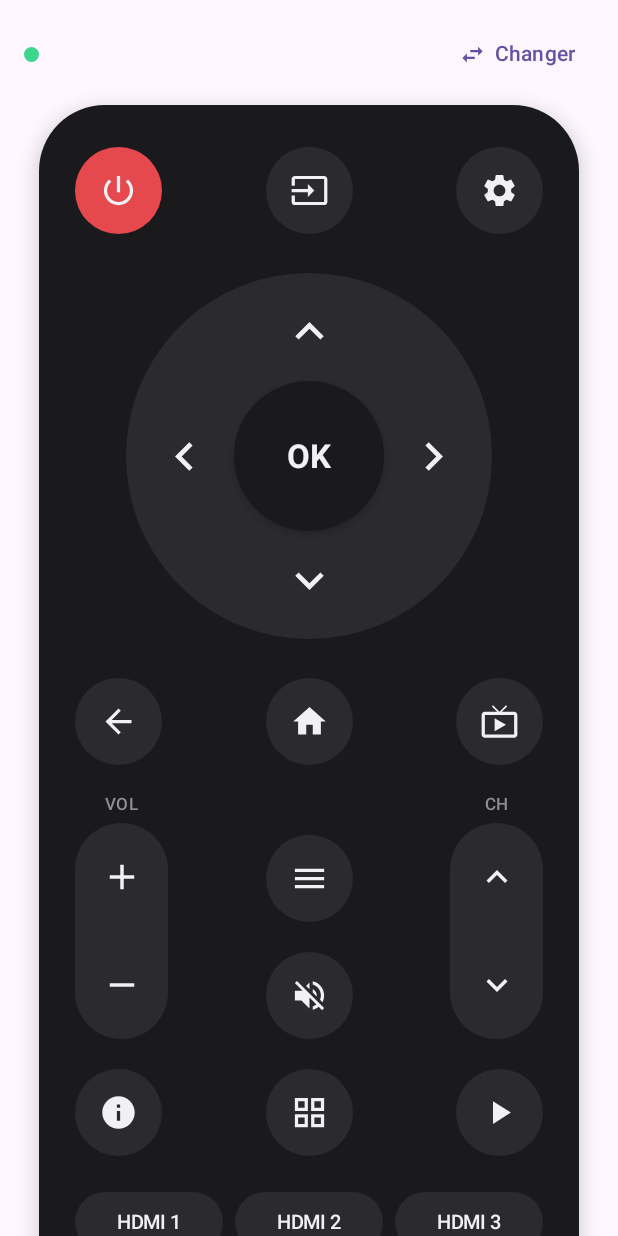
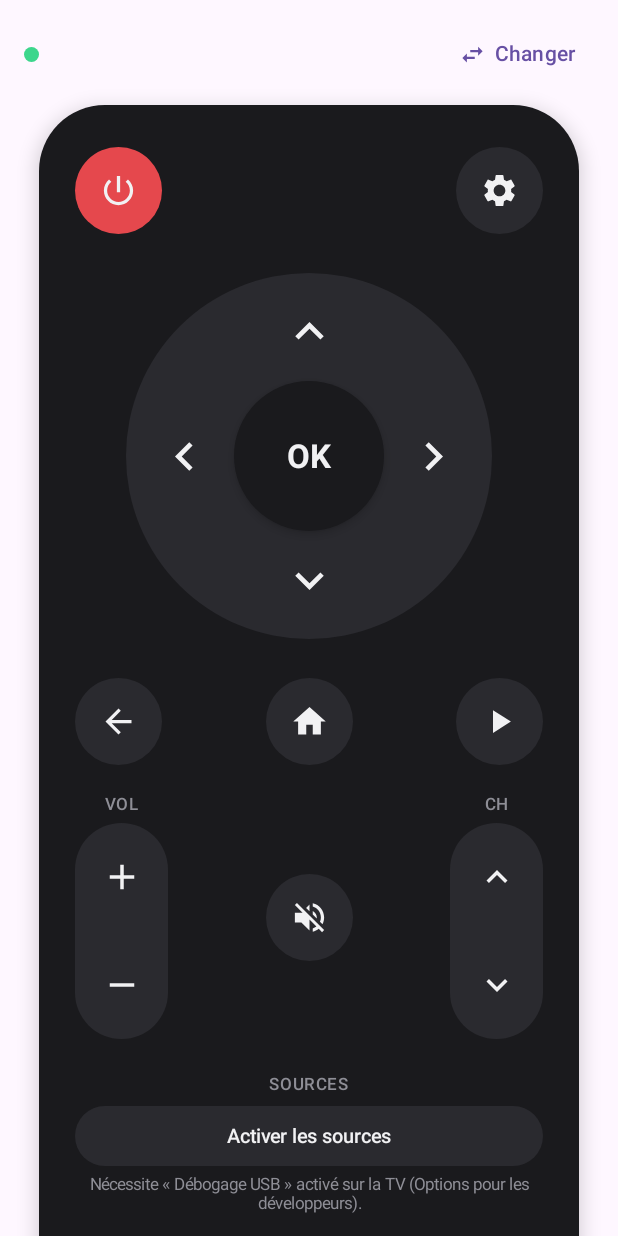
Before and after one commit to louddja/tcl-remote, an Android app built with Jetpack Compose: the composable RemoteScreen called with empty values, on a phone screen of 412 x 824 dp. Run offline under Robolectric (Android 15) with nearby library versions, the phone set to English and light mode, and no system bars; 6 statements that could not run were skipped.

Commit message:
Update MainActivity.kt

```diff
--- a/app/src/main/java/com/example/tclremote/MainActivity.kt
+++ b/app/src/main/java/com/example/tclremote/MainActivity.kt
@@ -9,7 +9,9 @@ import androidx.activity.ComponentActivity
 import androidx.activity.SystemBarStyle
 import androidx.activity.compose.setContent
 import androidx.activity.enableEdgeToEdge
+import androidx.compose.foundation.ExperimentalFoundationApi
 import androidx.compose.foundation.background
+import androidx.compose.foundation.combinedClickable
 import androidx.compose.foundation.clickable
 import androidx.compose.foundation.layout.*
 import androidx.compose.foundation.rememberScrollState
@@ -41,6 +43,7 @@ import androidx.compose.ui.text.style.TextOverflow
 import androidx.compose.ui.unit.dp
 import androidx.compose.ui.unit.sp
 import kotlinx.coroutines.Dispatchers
+import kotlinx.coroutines.delay
 import kotlinx.coroutines.launch
 
 // ---------- Couleurs ----------
@@ -52,6 +55,9 @@ private val Muted = Color(0xFF8E8E96)    // texte secondaire
 private val Accent = Color(0xFF4F8CFF)   // bleu
 private val PowerRed = Color(0xFFE5484D) // touche marche/arrêt
 private val Online = Color(0xFF3DD68C)   // voyant connecté
+private val Waiting = Color(0xFFF5A524)  // voyant reconnexion
+
+enum class SourcesState { OFF, CONNECTING, READY, ERROR }
 
 private const val SEARCHING = "Recherche des TV sur le Wi‑Fi…"
 
@@ -97,6 +103,12 @@ fun App() {
     var showCode by remember { mutableStateOf(false) }
     var code by remember { mutableStateOf("") }
     var autoTried by remember { mutableStateOf(false) }
+    var reconnecting by remember { mutableStateOf(false) }
+    var retries by remember { mutableStateOf(0) }
+    var adb by remember { mutableStateOf<AdbHelper?>(null) }
+    var sourcesState by remember { mutableStateOf(SourcesState.OFF) }
+    var sourcesError by remember { mutableStateOf("") }
+    var inputs by remember { mutableStateOf(listOf<TvInput>()) }
 
     // Détection automatique des TV dès l'ouverture
     DisposableEffect(Unit) {
@@ -106,10 +118,60 @@ fun App() {
             discovery.stop()
             remote?.close()
             pairing?.cancel()
+            adb?.close()
         }
     }
 
     fun pairedNames(): Set<String> = prefs.getStringSet("paired", emptySet()) ?: emptySet()
+
+    fun savedInputs(tv: TvDevice): List<TvInput> =
+        (prefs.getString("inputs_${tv.name}", null) ?: "").lines().mapNotNull { line ->
+            line.split("|").takeIf { it.size == 2 }?.let { TvInput(it[0], it[1]) }
+        }
+
+    // Si les sources ont déjà été activées pour cette TV, on les reprend sans redemander
+    fun restoreSources(tv: TvDevice) {
+        if (adb == null && prefs.getBoolean("adb_${tv.name}", false)) {
+            adb = AdbHelper(context, tv.host)
+            inputs = savedInputs(tv)
+            sourcesState = SourcesState.READY
+        }
+    }
+
+    fun enableSources(tv: TvDevice) {
+        adb?.close()
+        val helper = AdbHelper(context, tv.host)
+        adb = helper
+        sourcesState = SourcesState.CONNECTING
+        scope.launch(Dispatchers.IO) {
+            try {
+                val found = helper.loadInputs()
+                inputs = found
+                prefs.edit()
+                    .putBoolean("adb_${tv.name}", true)
+                    .putString("inputs_${tv.name}", found.joinToString("\n") { "${it.label}|${it.id}" })
+                    .apply()
+                sourcesState = SourcesState.READY
+            } catch (e: Exception) {
+                helper.close()
+                sourcesError = "Échec : ${e.message ?: "erreur"}. Vérifiez « Débogage USB » sur la TV."
+                sourcesState = SourcesState.ERROR
+            }
+        }
+    }
+
+    fun runSource(block: (AdbHelper) -> Unit) {
+        val helper = adb ?: return
+        haptic.performHapticFeedback(HapticFeedbackType.TextHandleMove)
+        scope.launch(Dispatchers.IO) {
+            try {
+                block(helper)
+            } catch (e: Exception) {
+                sourcesError = "Sources indisponibles : ${e.message ?: "erreur"}"
+                sourcesState = SourcesState.ERROR
+            }
+        }
+    }
 
     fun connect(tv: TvDevice) {
         remote?.close()
@@ -118,10 +180,33 @@ fun App() {
         var self: AtvRemote? = null
         val created = AtvRemote(context, tv.host, scope) { ok, msg ->
             if (remote === self) { // ignore les messages d'une ancienne connexion
-                connected = ok
-                failed = !ok
-                status = if (ok) "Connecté" else msg
-                if (ok) prefs.edit().putString("last", tv.name).apply()
+                when {
+                    ok -> {
+                        connected = true
+                        reconnecting = false
+                        retries = 0
+                        status = "Connecté"
+                        prefs.edit().putString("last", tv.name).apply()
+                        restoreSources(tv)
+                    }
+                    // Connexion perdue : on réessaie tout seul, sans quitter la télécommande
+                    (connected || reconnecting) && retries < 5 -> {
+                        connected = false
+                        reconnecting = true
+                        retries++
+                        status = "Reconnexion…"
+                        scope.launch {
+                            delay(3000)
+                            if (remote === self) connect(tv)
+                        }
+                    }
+                    else -> {
+                        connected = false
+                        reconnecting = false
+                        failed = true
+                        status = msg
+                    }
+                }
             }
         }
         self = created
@@ -183,7 +268,13 @@ fun App() {
         val r = remote
         remote = null
         r?.close()
+        adb?.close()
+        adb = null
+        inputs = emptyList()
+        sourcesState = SourcesState.OFF
         connected = false
+        reconnecting = false
+        retries = 0
         failed = false
         current = null
         status = SEARCHING
@@ -218,8 +309,20 @@ fun App() {
 
     Box(Modifier.fillMaxSize().systemBarsPadding().imePadding()) {
         val tv = current
-        if (connected && tv != null) {
-            RemoteScreen(tv.name, onChange = { disconnect() }, press = press, launchApp = launchApp)
+        if ((connected || reconnecting) && tv != null) {
+            RemoteScreen(
+                tvName = tv.name,
+                reconnecting = reconnecting,
+                onChange = { disconnect() },
+                press = press,
+                launchApp = launchApp,
+                sourcesState = sourcesState,
+                sourcesError = sourcesError,
+                inputs = inputs,
+                onEnableSources = { enableSources(tv) },
+                onSourceMenu = { runSource { it.openSourceMenu() } },
+                onInput = { id -> runSource { it.openInput(id) } },
+            )
         } else {
             TvListScreen(
                 tvs = tvs,
@@ -392,16 +495,31 @@ fun CodeDialog(
 //  Écran 2 : la télécommande
 // =====================================================================
 @Composable
-fun RemoteScreen(tvName: String, onChange: () -> Unit, press: (Int) -> Unit, launchApp: (String) -> Unit) {
+fun RemoteScreen(
+    tvName: String,
+    reconnecting: Boolean,
+    onChange: () -> Unit,
+    press: (Int) -> Unit,
+    launchApp: (String) -> Unit,
+    sourcesState: SourcesState,
+    sourcesError: String,
+    inputs: List<TvInput>,
+    onEnableSources: () -> Unit,
+    onSourceMenu: () -> Unit,
+    onInput: (String) -> Unit,
+) {
     Column(
         Modifier.fillMaxSize().verticalScroll(rememberScrollState()).padding(horizontal = 16.dp, vertical = 12.dp),
         horizontalAlignment = Alignment.CenterHorizontally,
     ) {
         // En-tête : TV connectée
         Row(Modifier.widthIn(max = 380.dp).fillMaxWidth(), verticalAlignment = Alignment.CenterVertically) {
-            Box(Modifier.size(10.dp).clip(CircleShape).background(Online))
+            Box(Modifier.size(10.dp).clip(CircleShape).background(if (reconnecting) Waiting else Online))
             Spacer(Modifier.width(8.dp))
-            Text(tvName, Modifier.weight(1f), fontWeight = FontWeight.SemiBold, maxLines = 1, overflow = TextOverflow.Ellipsis)
+            Column(Modifier.weight(1f)) {
+                Text(tvName, fontWeight = FontWeight.SemiBold, maxLines = 1, overflow = TextOverflow.Ellipsis)
+                if (reconnecting) Text("Reconnexion…", color = Waiting, fontSize = 12.sp)
+            }
             TextButton(onClick = onChange) {
                 Icon(Icons.Filled.SwapHoriz, null, Modifier.size(18.dp))
                 Spacer(Modifier.width(6.dp))
@@ -424,7 +542,6 @@ fun RemoteScreen(tvName: String, onChange: () -> Unit, press: (Int) -> Unit, lau
             ) {
                 Row(Modifier.fillMaxWidth(), horizontalArrangement = Arrangement.SpaceBetween) {
                     RoundKey(Icons.Filled.PowerSettingsNew, "Marche/Arrêt", color = PowerRed) { press(KeyEvent.KEYCODE_POWER) }
-                    RoundKey(Icons.Filled.Input, "Source") { press(KeyEvent.KEYCODE_TV_INPUT) }
                     RoundKey(Icons.Filled.Settings, "Réglages") { press(KeyEvent.KEYCODE_SETTINGS) }
                 }
                 Spacer(Modifier.height(26.dp))
@@ -435,49 +552,33 @@ fun RemoteScreen(tvName: String, onChange: () -> Unit, press: (Int) -> Unit, lau
                 Row(Modifier.fillMaxWidth(), horizontalArrangement = Arrangement.SpaceBetween) {
                     RoundKey(Icons.Filled.ArrowBack, "Retour") { press(KeyEvent.KEYCODE_BACK) }
                     RoundKey(Icons.Filled.Home, "Accueil") { press(KeyEvent.KEYCODE_HOME) }
-                    RoundKey(Icons.Filled.LiveTv, "TV") { press(KeyEvent.KEYCODE_TV) }
+                    RoundKey(Icons.Filled.PlayArrow, "Lecture/Pause") { press(KeyEvent.KEYCODE_MEDIA_PLAY_PAUSE) }
                 }
                 Spacer(Modifier.height(20.dp))
 
                 Row(
                     Modifier.fillMaxWidth(),
                     horizontalArrangement = Arrangement.SpaceBetween,
-                    verticalAlignment = Alignment.Bottom,
+                    verticalAlignment = Alignment.CenterVertically,
                 ) {
                     Rocker("VOL", Icons.Filled.Add, Icons.Filled.Remove,
                         { press(KeyEvent.KEYCODE_VOLUME_UP) }, { press(KeyEvent.KEYCODE_VOLUME_DOWN) })
-                    Column(horizontalAlignment = Alignment.CenterHorizontally) {
-                        RoundKey(Icons.Filled.Menu, "Menu") { press(KeyEvent.KEYCODE_MENU) }
-                        Spacer(Modifier.height(20.dp))
-                        RoundKey(Icons.Filled.VolumeOff, "Muet") { press(KeyEvent.KEYCODE_VOLUME_MUTE) }
-                    }
+                    RoundKey(Icons.Filled.VolumeOff, "Muet") { press(KeyEvent.KEYCODE_VOLUME_MUTE) }
                     Rocker("CH", Icons.Filled.KeyboardArrowUp, Icons.Filled.KeyboardArrowDown,
                         { press(KeyEvent.KEYCODE_CHANNEL_UP) }, { press(KeyEvent.KEYCODE_CHANNEL_DOWN) })
                 }
-                Spacer(Modifier.height(20.dp))
-
-                Row(Modifier.fillMaxWidth(), horizontalArrangement = Arrangement.SpaceBetween) {
-                    RoundKey(Icons.Filled.Info, "Info") { press(KeyEvent.KEYCODE_INFO) }
-                    RoundKey(Icons.Filled.GridView, "Guide") { press(KeyEvent.KEYCODE_GUIDE) }
-                    RoundKey(Icons.Filled.PlayArrow, "Lecture/Pause") { press(KeyEvent.KEYCODE_MEDIA_PLAY_PAUSE) }
-                }
                 Spacer(Modifier.height(24.dp))
 
-                Row(Modifier.fillMaxWidth(), horizontalArrangement = Arrangement.spacedBy(8.dp)) {
-                    SmallPill("HDMI 1", Modifier.weight(1f)) { press(KeyEvent.KEYCODE_TV_INPUT_HDMI_1) }
-                    SmallPill("HDMI 2", Modifier.weight(1f)) { press(KeyEvent.KEYCODE_TV_INPUT_HDMI_2) }
-                    SmallPill("HDMI 3", Modifier.weight(1f)) { press(KeyEvent.KEYCODE_TV_INPUT_HDMI_3) }
+                SourcesSection(sourcesState, sourcesError, inputs, onEnableSources, onSourceMenu, onInput)
+                Spacer(Modifier.height(24.dp))
+
+                Row(Modifier.fillMaxWidth(), horizontalArrangement = Arrangement.spacedBy(10.dp)) {
+                    AppPill("Netflix", Modifier.weight(1f)) { launchApp("market://launch?id=com.netflix.ninja") }
+                    AppPill("YouTube", Modifier.weight(1f)) { launchApp("https://www.youtube.com") }
                 }
-                Spacer(Modifier.height(22.dp))
-
-                AppRow("Netflix", "https://www.netflix.com/title",
-                    "Prime Video", "https://app.primevideo.com", launchApp)
                 Spacer(Modifier.height(10.dp))
-                AppRow("YouTube", "https://www.youtube.com",
-                    "Disney+", "https://www.disneyplus.com", launchApp)
-                Spacer(Modifier.height(10.dp))
-                AppRow("Apple TV", "market://launch?id=com.apple.atve.androidtv.appletv",
-                    "Spotify", "market://launch?id=com.spotify.tv.android", launchApp)
+                // Sur cette TV, ce lien ouvre King IPTV Pro
+                AppPill("King IPTV Pro", Modifier.fillMaxWidth()) { launchApp("https://www.disneyplus.com") }
             }
         }
         Spacer(Modifier.height(16.dp))
@@ -557,15 +658,70 @@ fun AppRow(label1: String, link1: String, label2: String, link2: String, launchA
     }
 }
 
+@OptIn(ExperimentalFoundationApi::class)
 @Composable
-fun AppPill(label: String, modifier: Modifier = Modifier, onClick: () -> Unit) {
-    Surface(
-        onClick = onClick,
-        shape = RoundedCornerShape(24.dp),
-        color = Color(0xFFF2F2F4),
-        contentColor = Color(0xFF1A1A1D),
-        modifier = modifier.height(48.dp),
+fun AppPill(label: String, modifier: Modifier = Modifier, onLongClick: (() -> Unit)? = null, onClick: () -> Unit) {
+    Box(
+        modifier
+            .height(48.dp)
+            .clip(RoundedCornerShape(24.dp))
+            .background(Color(0xFFF2F2F4))
+            .combinedClickable(onClick = onClick, onLongClick = onLongClick),
+        contentAlignment = Alignment.Center,
     ) {
-        Box(contentAlignment = Alignment.Center) { Text(label, fontWeight = FontWeight.SemiBold, fontSize = 15.sp) }
+        Text(label, color = Color(0xFF1A1A1D), fontWeight = FontWeight.SemiBold, fontSize = 15.sp, maxLines = 1)
     }
 }
+
+@Composable
+fun SourcesSection(
+    state: SourcesState,
+    error: String,
+    inputs: List<TvInput>,
+    onEnable: () -> Unit,
+    onMenu: () -> Unit,
+    onInput: (String) -> Unit,
+) {
+    Column(Modifier.fillMaxWidth(), horizontalAlignment = Alignment.CenterHorizontally) {
+        Text("SOURCES", color = Muted, fontSize = 11.sp, fontWeight = FontWeight.SemiBold, letterSpacing = 1.sp)
+        Spacer(Modifier.height(8.dp))
+        when (state) {
+            SourcesState.READY -> {
+                val items = listOf(TvInput("Source", "")) + inputs
+                items.chunked(3).forEach { row ->
+                    Row(
+                        Modifier.fillMaxWidth().padding(vertical = 4.dp),
+                        horizontalArrangement = Arrangement.spacedBy(8.dp),
+                    ) {
+                        row.forEach { item ->
+                            SmallPill(item.label, Modifier.weight(1f)) {
+                                if (item.id.isEmpty()) onMenu() else onInput(item.id)
+                            }
+                        }
+                        repeat(3 - row.size) { Spacer(Modifier.weight(1f)) }
+                    }
+                }
+            }
+            SourcesState.CONNECTING -> {
+                CircularProgressIndicator(Modifier.size(20.dp), strokeWidth = 2.dp, color = Waiting)
+                Spacer(Modifier.height(8.dp))
+                Text(
+                    "Sur la TV, acceptez « Autoriser le débogage » (cochez « Toujours autoriser »).",
+                    color = Waiting, fontSize = 13.sp, textAlign = TextAlign.Center,
+                )
+            }
+            else -> {
+                if (state == SourcesState.ERROR) {
+                    Text(error, color = PowerRed, fontSize = 12.sp, textAlign = TextAlign.Center)
+                    Spacer(Modifier.height(8.dp))
+                }
+                SmallPill("Activer les sources", Modifier.fillMaxWidth()) { onEnable() }
+                Spacer(Modifier.height(6.dp))
+                Text(
+                    "Nécessite « Débogage USB » activé sur la TV (Options pour les développeurs).",
+                    color = Muted, fontSize = 11.sp, textAlign = TextAlign.Center,
+                )
+            }
+        }
+    }
+}
```
